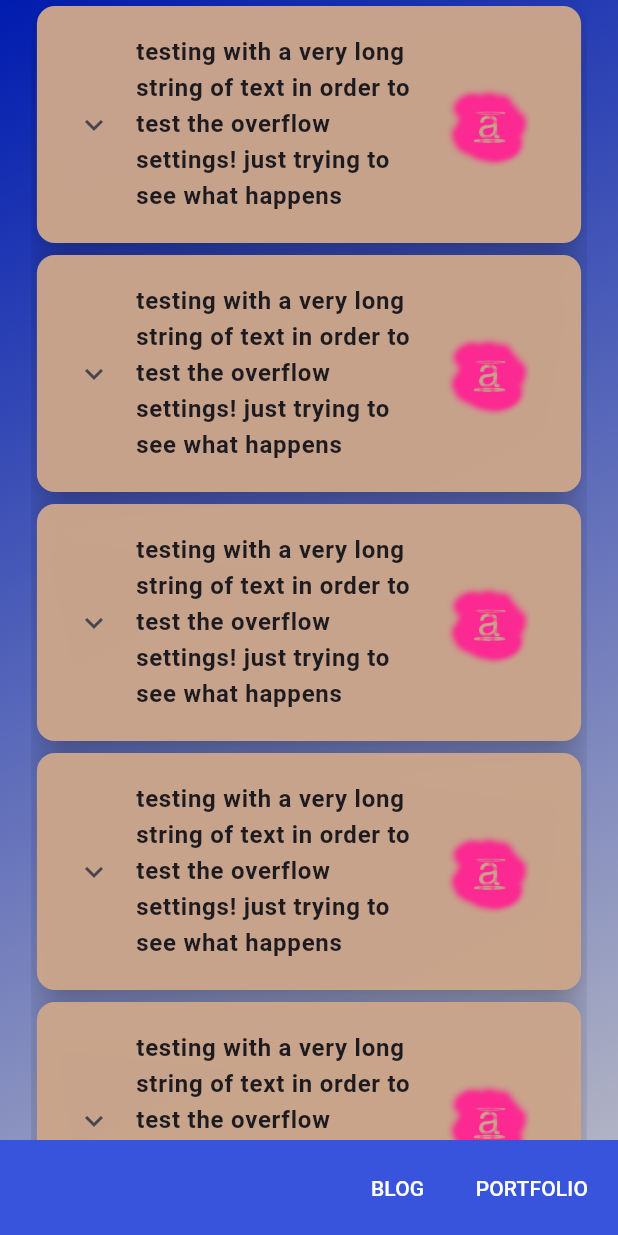
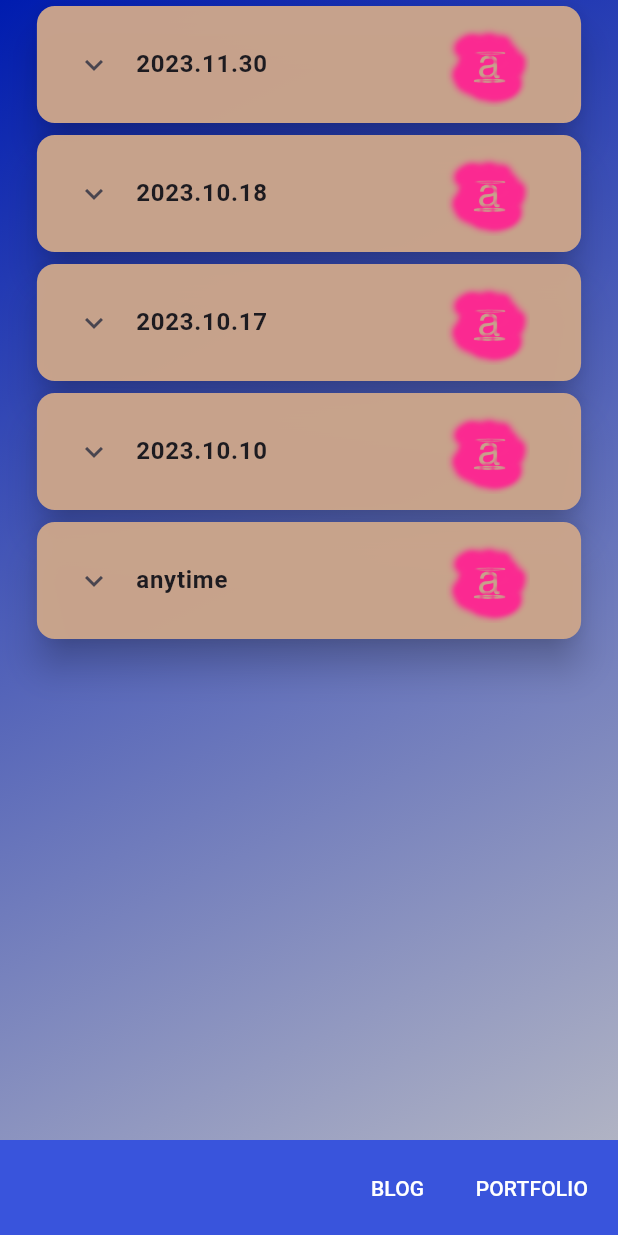
Before and after one commit to abbymachines/flutter-dev-portfolio, a Flutter app: the screen it shows after launch, after a tap on "Hello! :) My name is Abby Castillo.", after a tap on "BLOG", on a phone screen of 412 x 824 dp. Run offline on Flutter 3.47's test engine with Material 3 defaults, Android fonts, the phone set to English and light mode, and no system bars; our stand-ins replace flutter_markdown.

Commit message:
re-implement dynamic blog post title text

```diff
--- a/lib/widgets/items/item.dart
+++ b/lib/widgets/items/item.dart
@@ -81,8 +81,8 @@ class _ItemState extends State<Item> {
                   children: [
                     Flexible(
                       child: Text(
-                        // widget.item.label,
-                        'testing with a very long string of text in order to test the overflow settings! just trying to see what happens',
+                        widget.item.label,
+                        // 'testing with a very long string of text in order to test the overflow settings! just trying to see what happens',
                         style: TextStyle(fontWeight: FontWeight.bold),
                       ),
                     ),
```
